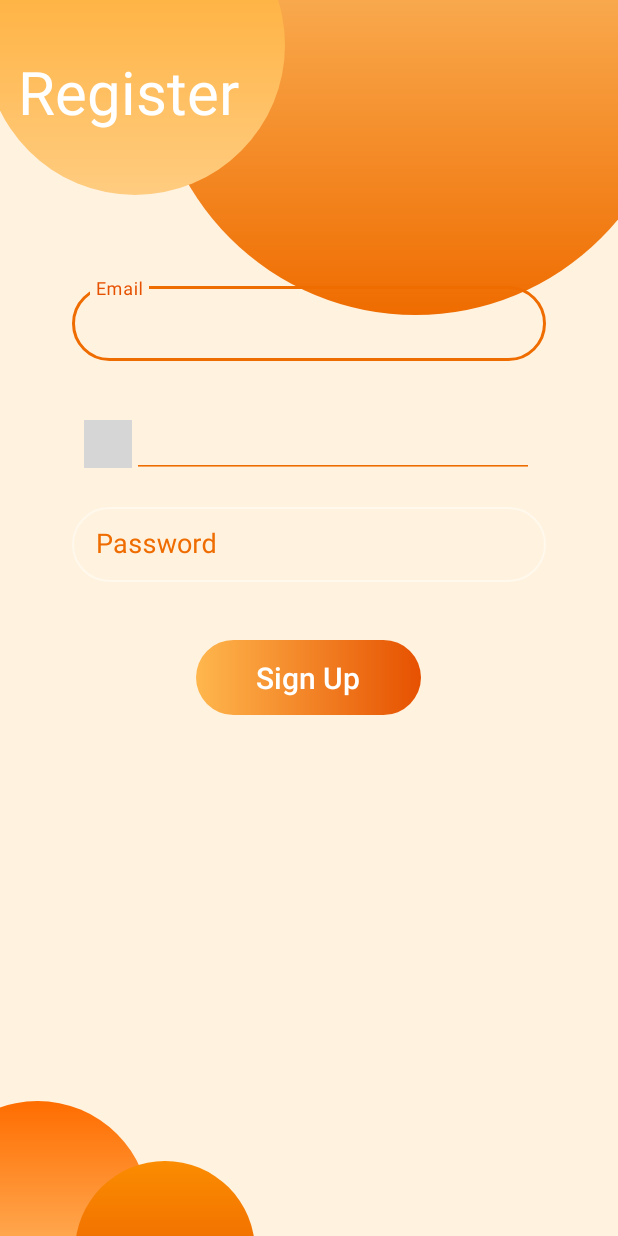
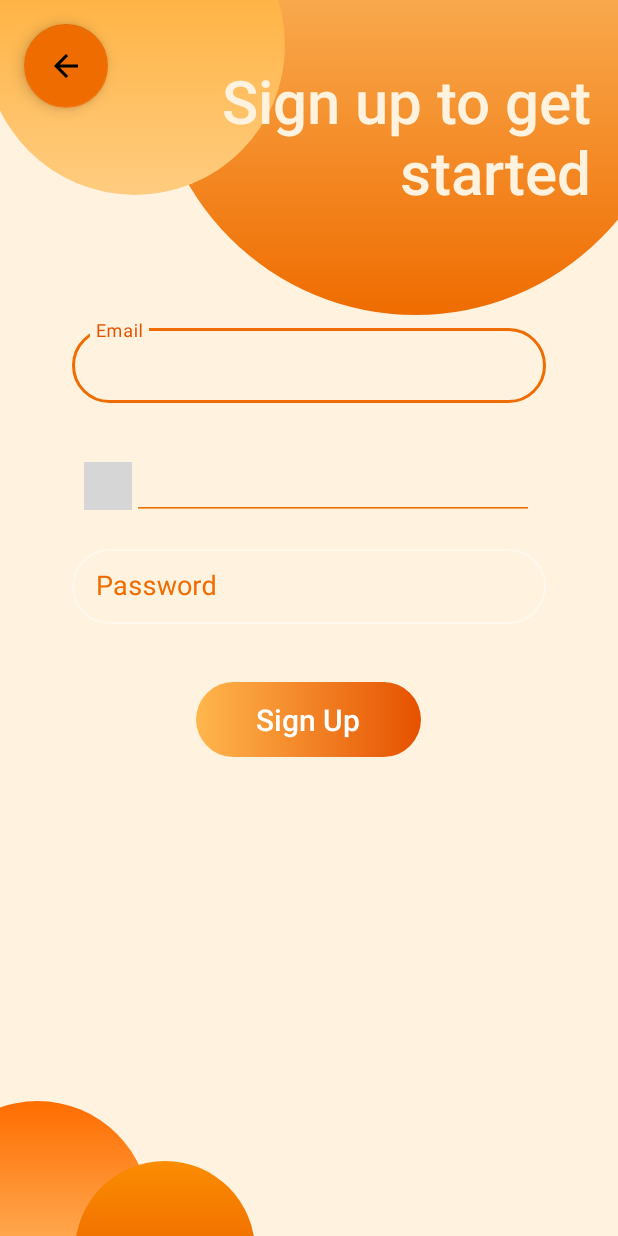
Before and after one commit to DavidBuzatu-Marian/Schedly, an Android app: the SignUpWithEmailActivity screen opened directly, with no data from a screen before it, on a phone screen of 412 x 824 dp. Run offline under Robolectric (Android 15) with nearby library versions, the phone set to English and light mode, and no system bars; our stand-ins replace Firebase (no records; nobody signed in at launch, a user with empty details on screens opened directly); libraries missing offline, so code that uses them is left out: com.hbb20; plain views replace CountryCodePicker; 2 statements that could not run were skipped; grey boxes are pictures that could not be loaded.

Commit message:
Solved bugs and redirect

```diff
--- a/app/src/main/java/com/example/schedly/SetProffesionActivity.java
+++ b/app/src/main/java/com/example/schedly/SetProffesionActivity.java
@@ -133,7 +133,6 @@ public class SetProffesionActivity extends AppCompatActivity implements View.OnC
         super.onActivityResult(requestCode, resultCode, data);
 
         if (requestCode == SWH_CANCEL) {
-
         }
     }
 }
--- a/app/src/main/java/com/example/schedly/SignUpWithEmailActivity.java
+++ b/app/src/main/java/com/example/schedly/SignUpWithEmailActivity.java
@@ -16,6 +16,7 @@ import com.google.android.gms.tasks.OnCompleteListener;
 import com.google.android.gms.tasks.OnFailureListener;
 import com.google.android.gms.tasks.OnSuccessListener;
 import com.google.android.gms.tasks.Task;
+import com.google.android.material.floatingactionbutton.FloatingActionButton;
 import com.google.android.material.textfield.TextInputLayout;
 import com.google.firebase.auth.AuthResult;
 import com.google.firebase.auth.FirebaseAuth;
@@ -53,16 +54,19 @@ public class SignUpWithEmailActivity extends AppCompatActivity {
         final Button buttonSignUp = findViewById(R.id.act_signup_BUT_signup);
         buttonSignUp.setOnClickListener(new View.OnClickListener() {
             public void onClick(View v) {
-                Log.d("number", ccp.getFullNumber());
                 final EditText editTextEmail = findViewById(R.id.act_SUWEmail_TIET_email);
                 final EditText editTextPass = findViewById(R.id.act_SUWEmail_TIET_password);
                 if(inputValidation(editTextEmail.getText().toString(), editTextPass.getText().toString())) {
-                    Log.d("Sign_up", "yes");
                     signUpWithEmailAndPassword(editTextEmail.getText().toString(), editTextPass.getText().toString());
                 }
-                else {
-                    Log.d("Sign_up", "no");
-                }
+            }
+        });
+
+        FloatingActionButton floatingActionButton = findViewById(R.id.act_SUWEmail_floating_action_button);
+        floatingActionButton.setOnClickListener(new View.OnClickListener() {
+            @Override
+            public void onClick(View view) {
+                SignUpWithEmailActivity.this.finish();
             }
         });
     }
@@ -127,13 +131,10 @@ public class SignUpWithEmailActivity extends AppCompatActivity {
                             Log.d(TAG, "createUserWithEmail:success");
                             FirebaseUser user = mAuth.getCurrentUser();
                             add_userData_to_Database(user);
-
-                            //updateUI(user);
                         } else {
                             // If sign in fails, display a message to the user.
                             Log.w(TAG, "createUserWithEmail:failure", task.getException());
                             Toast.makeText(SignUpWithEmailActivity.this, "Authentication failed.", Toast.LENGTH_SHORT).show();
-                            //updateUI(null);
                         }
 
                         // ...
--- a/app/src/main/res/layout/activity_sign_up_with_email.xml
+++ b/app/src/main/res/layout/activity_sign_up_with_email.xml
@@ -5,12 +5,31 @@
     xmlns:app="http://schemas.android.com/apk/res-auto"
     android:background="@drawable/login_background">
 
+    <androidx.coordinatorlayout.widget.CoordinatorLayout
+        android:layout_width="match_parent"
+        android:layout_height="match_parent"
+        android:backgroundTint="@color/colorText">
+
+        <!-- Main content -->
+
+        <com.google.android.material.floatingactionbutton.FloatingActionButton
+            android:id="@+id/act_SUWEmail_floating_action_button"
+            android:layout_width="wrap_content"
+            android:layout_height="wrap_content"
+            android:layout_gravity="top|start"
+            android:layout_margin="16dp"
+            app:backgroundTint="@color/colorPrimaryDark"
+            android:rotation="180"
+            app:srcCompat="@drawable/ic_baseline_arrow_forward_24px"/>
+
+    </androidx.coordinatorlayout.widget.CoordinatorLayout>
+
     <TextView
         style="@style/TextViewSignUp"
         android:id="@+id/act_SUWEmail_TV_Welcome"
         android:layout_width="wrap_content"
         android:layout_height="wrap_content"
-        android:text="Register"/>
+        android:text="@string/act_SUWEmail_TV_Register"/>
 
 
     <com.google.android.material.textfield.TextInputLayout
@@ -20,7 +39,7 @@
         android:layout_height="wrap_content"
         android:layout_marginEnd="48dp"
         android:layout_marginStart="48dp"
-        android:layout_marginTop="18dp"
+        android:layout_marginTop="48dp"
         android:hint="@string/hint_login_email"
         android:textColorHint="@color/colorPrimaryDark"
         app:boxCornerRadiusBottomEnd="@dimen/input_button_border_radius"
--- a/app/src/main/res/values/strings.xml
+++ b/app/src/main/res/values/strings.xml
@@ -36,6 +36,7 @@
     <string name="act_SWHours_TV_Wednesday">Wednesday</string>
     <string name="act_SWHours_TV_Thursday">Thursday</string>
     <string name="act_SWHours_TV_Monday">Monday</string>
+    <string name="act_SUWEmail_TV_Register">Sign up to get started</string>
     <string-array name="hours_array">
         <item>5:30</item>
         <item>6:00</item>
--- a/app/src/main/res/values/styles.xml
+++ b/app/src/main/res/values/styles.xml
@@ -61,12 +61,14 @@
 
     <!-- sign up -->
     <style name="TextViewSignUp">
-        <item name="android:layout_marginBottom">75dp</item>
-        <item name="android:layout_marginTop">30dp</item>
-        <item name="android:layout_marginLeft">8dp</item>
         <item name="android:textSize">40sp</item>
-        <item name="android:padding">4dp</item>
-        <item name="android:textColor">#FFFFFF</item>
+        <item name="android:textColor">@color/colorAccent</item>
+        <item name="android:layout_marginStart">18dp</item>
+        <item name="android:layout_marginEnd">18dp</item>
+        <item name="android:layout_marginTop">40dp</item>
+        <item name="android:layout_marginBottom">24dp</item>
+        <item name="android:fontFamily">sans-serif-medium</item>
+        <item name="android:gravity">right</item>
     </style>
 
     <style name="ButtonRegisterSubmit">
```
Also changed, not shown: app/src/main/java/com/example/schedly/MainActivity.java (+36 -9 lines), app/src/main/java/com/example/schedly/SetWorkingHoursActivity.java (+12 -2 lines).
